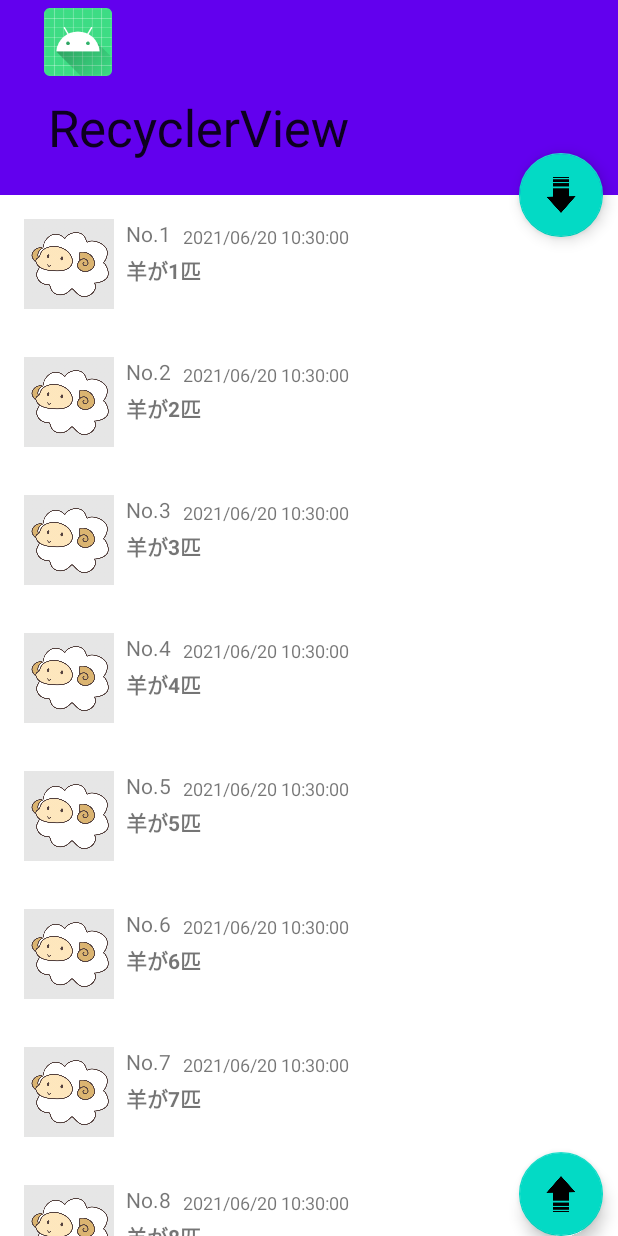
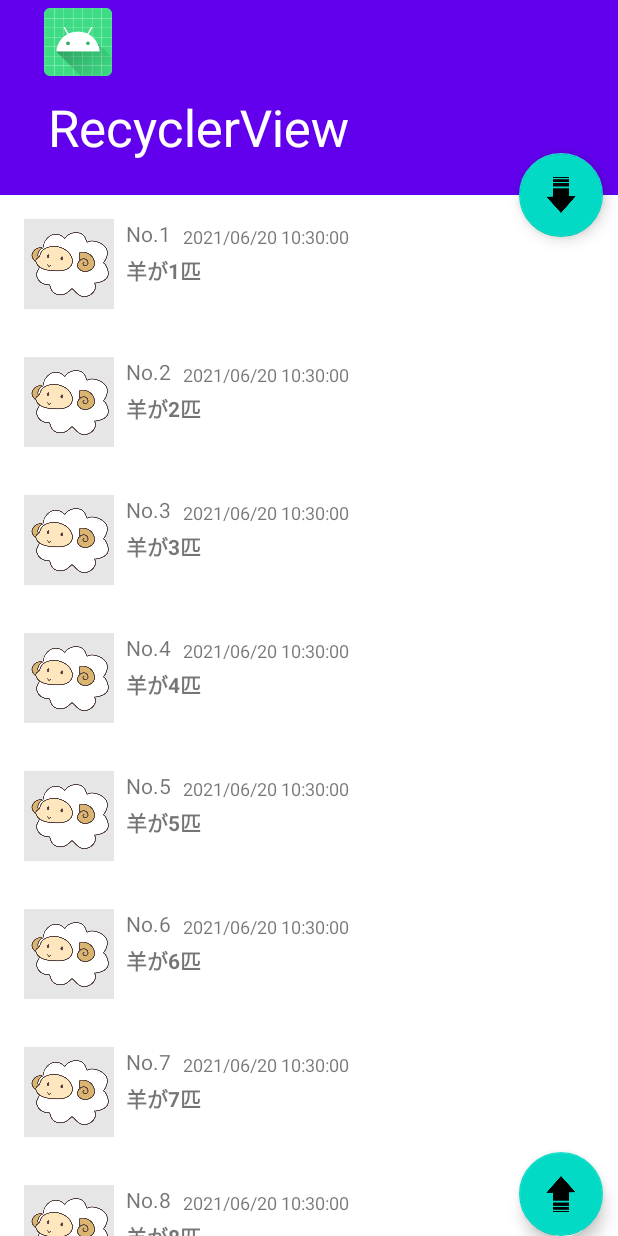
Before and after one commit to kamioka24/RecyclerView, an Android app: the screen it shows after launch (MainActivity), on a phone screen of 412 x 824 dp. Run offline under Robolectric (Android 15) with nearby library versions, the phone set to English and light mode, and no system bars.

Commit message:
[Finish]

```diff
--- a/app/src/main/java/com/example/recyclerview/Activity/MainActivity.kt
+++ b/app/src/main/java/com/example/recyclerview/Activity/MainActivity.kt
@@ -1,17 +1,16 @@
 package com.example.recyclerview
 
+import android.annotation.SuppressLint
+import android.graphics.Color
 import androidx.appcompat.app.AppCompatActivity
 import android.os.Bundle
-import android.view.Gravity
-import android.view.View
-import android.widget.Toolbar
-import androidx.core.view.drawToBitmap
 import androidx.recyclerview.widget.LinearLayoutManager
 import androidx.recyclerview.widget.RecyclerView
 import java.text.SimpleDateFormat
 import java.util.*
 
 class MainActivity : AppCompatActivity() {
+    @SuppressLint("ResourceAsColor")
     override fun onCreate(savedInstanceState: Bundle?) {
         super.onCreate(savedInstanceState)
         setContentView(R.layout.activity_main)
@@ -19,9 +18,15 @@ class MainActivity : AppCompatActivity() {
         val goToTopButton = findViewById<com.google.android.material.floatingactionbutton.FloatingActionButton>(R.id.goToTopButton)
         val goToBottomButton = findViewById<com.google.android.material.floatingactionbutton.FloatingActionButton>(R.id.goToBottomButton)
         val memoRecyclerView = findViewById<RecyclerView>(R.id.memoRecyclerView)
+
         val toolbar = findViewById<androidx.appcompat.widget.Toolbar>(R.id.toolbar)
         toolbar.setLogo(R.mipmap.ic_launcher) // ツールバーにロゴを設定
-        setSupportActionBar(toolbar)
+        setSupportActionBar(toolbar) // アクションバーにツールバーを設定
+
+        val toolbarLayout = findViewById<com.google.android.material.appbar.CollapsingToolbarLayout>(R.id.toolbarLayout)
+        toolbarLayout.title = getString(R.string.app_name)
+        toolbarLayout.setExpandedTitleColor(Color.WHITE)
+        toolbarLayout.setCollapsedTitleTextColor(R.color.teal_200) // 縮小時の文字色
 
         // データの生成
         val date = SimpleDateFormat("yyyy/MM/dd HH:mm:ss").format(Date())
@@ -37,10 +42,12 @@ class MainActivity : AppCompatActivity() {
             recyclerView.layoutManager = LinearLayoutManager(this)
         }
 
+        // 一番上へスクロール
         goToTopButton.setOnClickListener {
             memoRecyclerView.smoothScrollBy(0, -100000)
         }
 
+        // 一番下へスクロール
         goToBottomButton.setOnClickListener {
             memoRecyclerView.smoothScrollBy(0, 100000)
         }
```
